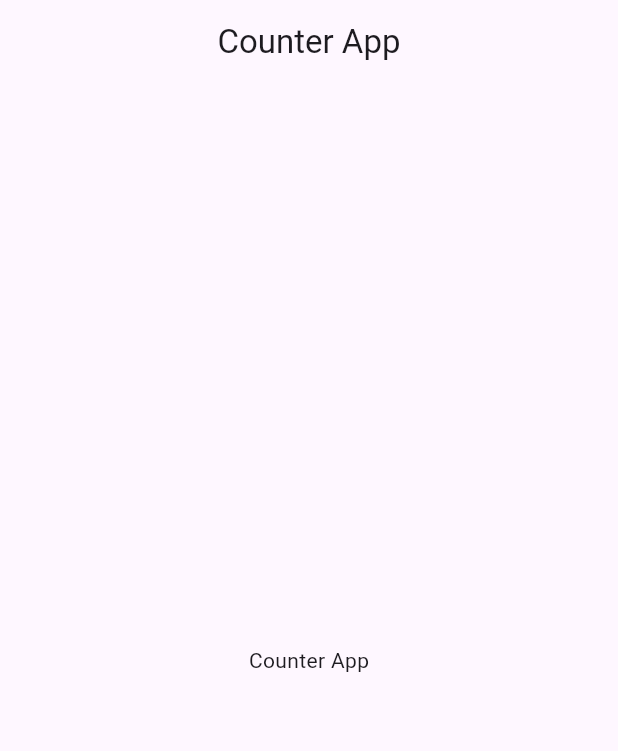
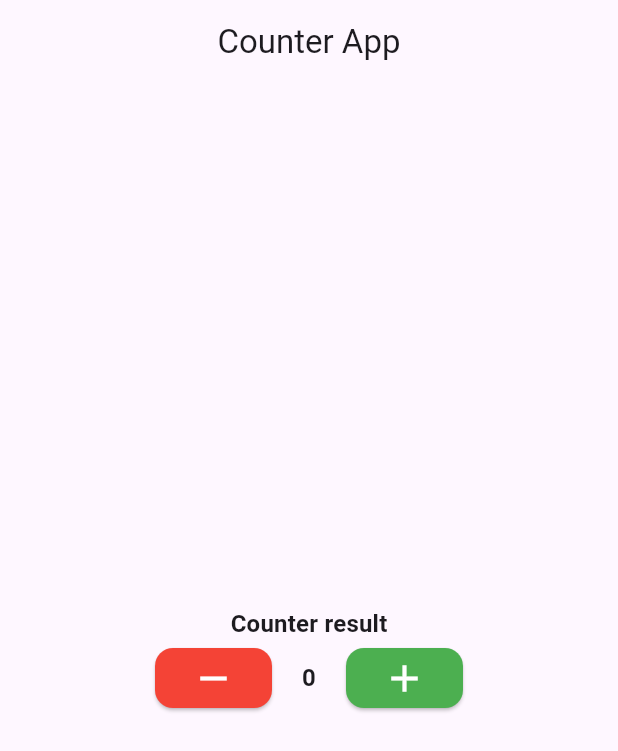
Before and after one commit to lbarsidati22/test_counter_imt, a Flutter app: the screen it shows after launch, on a phone screen of 412 x 824 dp. Shown: the top 751 px of the screen. Run offline on Flutter 3.47's test engine with Material 3 defaults, Android fonts, the phone set to English and light mode, and no system bars.

Commit message:
counter done

```diff
--- a/lib/home_page.dart
+++ b/lib/home_page.dart
@@ -7,7 +7,23 @@ class HomePage extends StatefulWidget {
   State<HomePage> createState() => _HomePageState();
 }
 
+int counter = 0;
+
 class _HomePageState extends State<HomePage> {
+  void incrementCounter() {
+    setState(() {
+      counter++;
+    });
+  }
+
+  void decrementCounter() {
+    setState(() {
+      if (counter > 0) {
+        counter--;
+      }
+    });
+  }
+
   @override
   Widget build(BuildContext context) {
     return Scaffold(
@@ -16,7 +32,57 @@ class _HomePageState extends State<HomePage> {
         centerTitle: true,
       ),
       body: Center(
-        child: Text('Counter App'),
+        child: Column(
+          mainAxisAlignment: MainAxisAlignment.center,
+          children: [
+            Text(
+              'Counter result',
+              style: Theme.of(context).textTheme.titleMedium!.copyWith(
+                    fontWeight: FontWeight.w600,
+                  ),
+            ),
+            Row(
+              mainAxisAlignment: MainAxisAlignment.center,
+              spacing: 20,
+              children: [
+                ElevatedButton(
+                  style: ElevatedButton.styleFrom(
+                    backgroundColor: Colors.red,
+                    shape: RoundedRectangleBorder(
+                      borderRadius: BorderRadius.circular(12),
+                    ),
+                  ),
+                  onPressed: decrementCounter,
+                  child: Icon(
+                    Icons.remove,
+                    color: Colors.white,
+                    size: 30,
+                  ),
+                ),
+                Text(
+                  '$counter',
+                  style: Theme.of(context).textTheme.titleMedium!.copyWith(
+                        fontWeight: FontWeight.w600,
+                      ),
+                ),
+                ElevatedButton(
+                  style: ElevatedButton.styleFrom(
+                    backgroundColor: Colors.green,
+                    shape: RoundedRectangleBorder(
+                      borderRadius: BorderRadius.circular(12),
+                    ),
+                  ),
+                  onPressed: incrementCounter,
+                  child: Icon(
+                    Icons.add,
+                    color: Colors.white,
+                    size: 30,
+                  ),
+                ),
+              ],
+            ),
+          ],
+        ),
       ),
     );
   }
--- a/lib/main.dart
+++ b/lib/main.dart
@@ -12,6 +12,7 @@ class CounterApp extends StatelessWidget {
   @override
   Widget build(BuildContext context) {
     return MaterialApp(
+      debugShowCheckedModeBanner: false,
       title: 'Counter App',
       theme: ThemeData(
         colorScheme: ColorScheme.fromSeed(seedColor: Colors.deepPurple),
```
